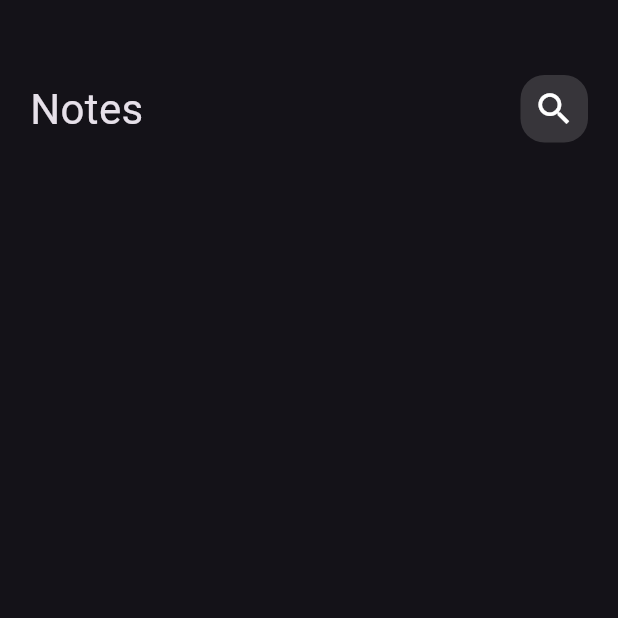
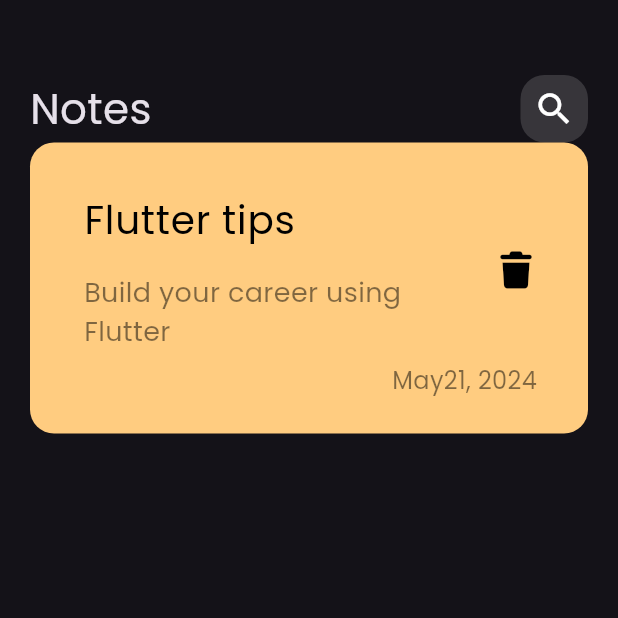
Before and after one commit to xMAG3/notes_app, a Flutter app: the screen it shows after launch, on a phone screen of 412 x 824 dp, the top half of it. Run offline on Flutter 3.47's test engine with Material 3 defaults, Android fonts, the phone set to English and light mode, and no system bars; our stand-ins replace font_awesome_flutter.

Commit message:
create custom note item

```diff
--- a/lib/main.dart
+++ b/lib/main.dart
@@ -12,7 +12,7 @@ class NotesApp extends StatelessWidget {
   Widget build(BuildContext context) {
     return MaterialApp(
       debugShowCheckedModeBanner: false,
-      theme: ThemeData(brightness: Brightness.dark),
+      theme: ThemeData(brightness: Brightness.dark, fontFamily: 'Poppins'),
       home: const NotesView(),
     );
   }
--- /dev/null
+++ b/lib/widgets/custom_note_item.dart
@@ -0,0 +1,59 @@
+import 'package:flutter/material.dart';
+import 'package:font_awesome_flutter/font_awesome_flutter.dart';
+
+class NoteItem extends StatelessWidget {
+  const NoteItem({super.key});
+
+  @override
+  Widget build(BuildContext context) {
+    return Container(
+      decoration: BoxDecoration(
+        color: const Color(0xffFFCC80),
+        borderRadius: BorderRadius.circular(16),
+      ),
+      child: Padding(
+        padding: const EdgeInsets.only(top: 24, bottom: 24, left: 20),
+        child: Column(
+          crossAxisAlignment: CrossAxisAlignment.end,
+          children: [
+            ListTile(
+              title: Text(
+                'Flutter tips',
+                style: TextStyle(color: Colors.black, fontSize: 26),
+              ),
+              subtitle: Padding(
+                padding: const EdgeInsets.only(top: 16),
+                child: Text(
+                  'Build your career using Flutter',
+                  style: TextStyle(
+                    color: Colors.black.withOpacity(0.5),
+                    fontSize: 18,
+                  ),
+                ),
+              ),
+              trailing: IconButton(
+                onPressed: () {},
+                icon: const Icon(
+                  FontAwesomeIcons.trash,
+                  color: Colors.black,
+                  size: 24,
+                ),
+              ),
+            ),
+            Padding(
+              padding: const EdgeInsets.only(right: 34),
+              child: Text(
+                'May21, 2024',
+
+                style: TextStyle(
+                  color: Colors.black.withOpacity(0.5),
+                  fontSize: 16,
+                ),
+              ),
+            ),
+          ],
+        ),
+      ),
+    );
+  }
+}
--- a/lib/widgets/notes_view_body.dart
+++ b/lib/widgets/notes_view_body.dart
@@ -1,5 +1,7 @@
 import 'package:flutter/material.dart';
+import 'package:font_awesome_flutter/font_awesome_flutter.dart';
 import 'package:note_app/widgets/custom_app_bar.dart';
+import 'package:note_app/widgets/custom_note_item.dart';
 
 class NotesViewBody extends StatelessWidget {
   const NotesViewBody({super.key});
@@ -8,7 +10,9 @@ class NotesViewBody extends StatelessWidget {
   Widget build(BuildContext context) {
     return Padding(
       padding: const EdgeInsets.symmetric(horizontal: 20),
-      child: Column(children: [SizedBox(height: 50), CustomAppBar()]),
+      child: Column(
+        children: [SizedBox(height: 50), CustomAppBar(), NoteItem()],
+      ),
     );
   }
 }
```
Also changed, not shown: pubspec.yaml (+6 -11 lines), assets/fonts/Poppins-Regular.ttf (added), pubspec.lock.
